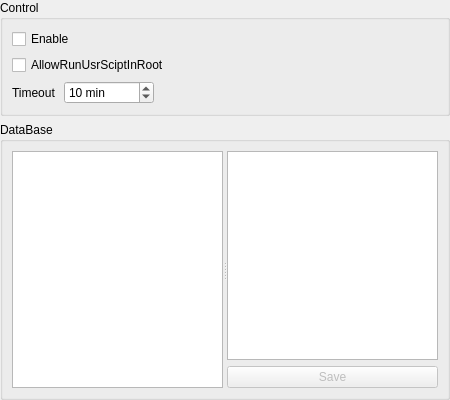
First picture: the form in src/settings/scriptsettingdialog.ui, repository Wing-summer/WingHexExplorer2, before the edit.
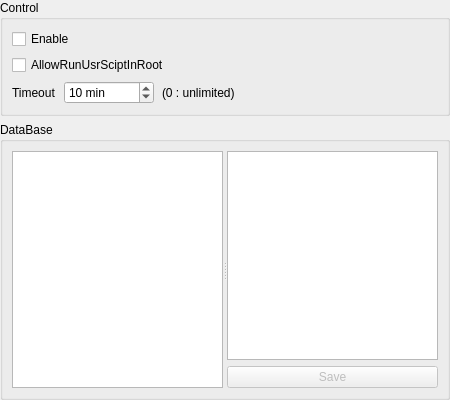
Second picture: the form after the edit.

```diff
--- a/src/settings/scriptsettingdialog.ui
+++ b/src/settings/scriptsettingdialog.ui
@@ -93,6 +93,13 @@
            </property>
           </widget>
          </item>
+         <item>
+          <widget class="QLabel" name="lblTimeout_2">
+           <property name="text">
+            <string>(0 : unlimited)</string>
+           </property>
+          </widget>
+         </item>
          <item>
           <spacer name="horizontalSpacer">
            <property name="orientation">
```
Left out of the diff: 3 changed lines with no effect on the pictures.
